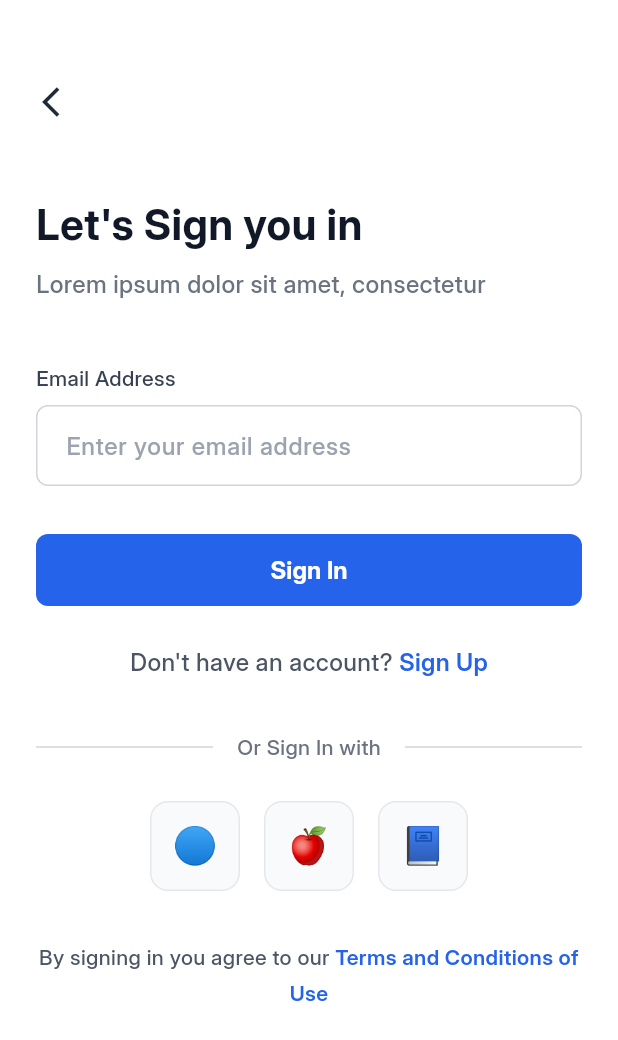
After one commit to Brightnyandiko/Gemify-Africa, a Flutter app: the LoginPage screen opened by its route, on a phone screen of 412 x 824 dp. The commit adds this screen. Shown: the top 1040 px of the screen. Run offline on Flutter 3.47's test engine with Material 3 defaults, Android fonts, the phone set to English and light mode, and no system bars; our stand-ins replace connectivity_plus, dartz, dio, equatable, flutter_bloc, flutter_secure_storage and 4 more; accounts and stored records are empty; network calls fail.

Commit message:
resolved login bug

```diff
--- a/lib/core/constants/api_endpoints.dart
+++ b/lib/core/constants/api_endpoints.dart
@@ -3,7 +3,7 @@ class ApiEndpoints {
   ApiEndpoints._();
 
   // Base URL
-  static const String baseUrl = 'http://34.35.110.190/gems';
+  static const String baseUrl = 'http://34.170.7.252/gems';
 
   // Auth Endpoints
   static const String userRegistration = '/users';
--- a/lib/core/constants/app_strings.dart
+++ b/lib/core/constants/app_strings.dart
@@ -7,18 +7,29 @@ class AppStrings {
 
   // Authentication
   static const signUp = 'Sign Up';
+  static const signIn = 'Sign In'; // ✅ NEW
   static const createAccount = 'Create Account';
+  static const letsSignYouIn = "Let's Sign you in"; // ✅ NEW
   static const enterDetails = 'Enter your details to get started';
+  static const enterEmailToContinue = 'Lorem ipsum dolor sit amet, consectetur'; // ✅ NEW
   static const username = 'Username';
   static const email = 'Email Address';
   static const phone = 'Phone Number';
+  static const password = 'Password'; // ✅ NEW
   static const enterUsername = 'Enter your username';
   static const enterEmail = 'Enter your email';
+  static const enterEmailAddress = 'Enter your email address'; // ✅ NEW
+  static const enterPassword = 'Enter your password'; // ✅ NEW
   static const enterPhone = 'Enter your phone number';
+  static const rememberMe = 'Remember Me'; // ✅ NEW
+  static const forgotPassword = 'Forgot Password'; // ✅ NEW
+  static const dontHaveAccount = "Don't have an account?"; // ✅ NEW
+  static const alreadyHaveAccount = "Already have an account?"; // ✅ NEW
+  static const orSignInWith = 'Or Sign In with'; // ✅ NEW
 
   // OTP
   static const enterOTP = 'Enter OTP';
-  static const otpSent = 'We have sent you a 4 digit code to';
+  static const otpSent = 'We have sent you a 6 digit code to'; // ✅ UPDATED
   static const verifyOTP = 'Verify OTP';
   static const resendCode = 'Resend Code';
   static const didntReceiveCode = "Didn't receive code?";
@@ -27,6 +38,7 @@ class AppStrings {
   static const success = 'Success';
   static const accountCreated = 'Your account is created successfully';
   static const continueText = 'Continue';
+  static const welcomeBack = 'Welcome back!'; // ✅ NEW
 
   // Validation
   static const requiredField = 'This field is required';
@@ -39,9 +51,11 @@ class AppStrings {
   static const networkError = 'No internet connection';
   static const serverError = 'Server error. Please try again later.';
   static const invalidOTP = 'Invalid OTP. Please try again.';
+  static const emailNotFound = 'Email not found. Please register first.'; // ✅ NEW
 
   // Loading
   static const loading = 'Loading...';
   static const creatingAccount = 'Creating your account...';
   static const verifying = 'Verifying...';
+  static const sendingCode = 'Sending verification code...'; // ✅ NEW
 }
--- /dev/null
+++ b/lib/features/authentication/presentation/pages/login_page.dart
@@ -0,0 +1,448 @@
+// lib/features/authentication/presentation/pages/login_page.dart
+
+import 'package:flutter/material.dart';
+import 'package:flutter_bloc/flutter_bloc.dart';
+import '../../../../core/constants/app_colors.dart';
+import '../../../../core/constants/app_text_styles.dart';
+import '../../../../core/utils/extensions.dart';
+import '../../../../core/utils/validators.dart';
+import '../../../../shared/widgets/loading_overlay.dart';
+import '../bloc/auth_bloc.dart';
+import '../bloc/auth_event.dart';
+import '../bloc/auth_state.dart';
+import '../widgets/custom_button.dart';
+import '../widgets/custom_text_field.dart';
+import 'otp_verification_page.dart';
+import 'register_page.dart';
+
+/// Login Screen
+///
+/// This is the first screen users see after onboarding.
+/// It matches the Figma design with email input and Sign In button.
+///
+/// Flow: User enters email → Clicks Sign In → Receives OTP → Verifies OTP
+class LoginPage extends StatefulWidget {
+  const LoginPage({Key? key}) : super(key: key);
+
+  @override
+  State<LoginPage> createState() => _LoginPageState();
+}
+
+class _LoginPageState extends State<LoginPage> {
+  // ============================================================================
+  // STEP 2.1: Form Controllers and State Variables
+  // ============================================================================
+
+  /// Form key - This validates all input fields at once
+  /// Think of it as a "quality checker" for your form
+  final _formKey = GlobalKey<FormState>();
+
+  /// Email controller - Manages what the user types in the email field
+  /// Like a notebook that remembers what was written
+  final _emailController = TextEditingController();
+
+  /// Loading state - Shows/hides the loading spinner
+  bool _isLoading = false;
+
+  /// Navigation guard - Prevents navigating twice to the same screen
+  /// Like a bouncer at a club - "You already went in, no re-entry!"
+  bool _hasNavigated = false;
+
+  /// Remember Me checkbox state
+  bool _rememberMe = false;
+
+  // ============================================================================
+  // STEP 2.2: Cleanup Method
+  // ============================================================================
+
+  /// dispose() is called when this screen is removed from memory
+  /// We clean up controllers to prevent memory leaks
+  /// Think of it as turning off lights when leaving a room
+  @override
+  void dispose() {
+    _emailController.dispose();
+    super.dispose();
+  }
+
+  // ============================================================================
+  // STEP 2.3: Handle Sign In Button Press
+  // ============================================================================
+
+  /// This runs when user presses "Sign In" button
+  void _onSignInPressed() {
+    // Hide keyboard (like closing a laptop lid)
+    context.hideKeyboard();
+
+    // Validate the form (check if email is valid)
+    if (_formKey.currentState?.validate() ?? false) {
+      // Get the email user typed
+      final email = _emailController.text.trim();
+
+      print('📧 Email validated: $email');
+      print('🔄 Requesting OTP...');
+
+      // Tell the BLoC to request an OTP
+      // BLoC = "Business Logic Component" - the brain of your app
+      context.read<AuthBloc>().add(
+        RequestOTPEvent(email: email),
+      );
+    } else {
+      print('❌ Form validation failed');
+    }
+  }
+
+  // ============================================================================
+  // STEP 2.4: Navigate to Register Screen
+  // ============================================================================
+
+  /// When user clicks "Sign Up" link
+  void _onSignUpPressed() {
+    print('➡️  Navigating to Register screen');
+    context.push(const RegisterPage());
+  }
+
+  // ============================================================================
+  // STEP 2.5: Social Login Placeholders
+  // ============================================================================
+
+  /// These are placeholder methods for Google/Apple/Facebook login
+  /// You'll implement actual OAuth logic later
+  void _onGoogleSignIn() {
+    print('🔵 Google Sign In pressed');
+    context.showSnackBar('Google Sign In - Coming soon!');
+  }
+
+  void _onAppleSignIn() {
+    print('🍎 Apple Sign In pressed');
+    context.showSnackBar('Apple Sign In - Coming soon!');
+  }
+
+  void _onFacebookSignIn() {
+    print('📘 Facebook Sign In pressed');
+    context.showSnackBar('Facebook Sign In - Coming soon!');
+  }
+
+  // ============================================================================
+  // STEP 2.6: Build the UI
+  // ============================================================================
+
+  @override
+  Widget build(BuildContext context) {
+    return Scaffold(
+      backgroundColor: AppColors.background,
+
+      /// BlocConsumer listens to state changes AND builds UI
+      /// Like a radio that both receives signals AND plays music
+      body: BlocConsumer<AuthBloc, AuthState>(
+
+        /// listenWhen - Controls WHEN to listen to state changes
+        /// Only listen if we haven't navigated yet (prevents duplicate navigation)
+        listenWhen: (previous, current) {
+          print('🔍 listenWhen - _hasNavigated: $_hasNavigated');
+          return !_hasNavigated;
+        },
+
+        /// listener - Reacts to state changes (like navigation, showing messages)
+        listener: (context, state) {
+          // Update loading state
+          setState(() {
+            _isLoading = state is AuthLoading;
+          });
+
+          print('👂 Listener fired - State: $state');
+
+          // Handle different states
+          if (state is OTPSent) {
+            // OTP was sent successfully!
+            print('✅ OTP sent to ${state.email}');
+            context.showSnackBar(state.message);
+
+            // Set navigation guard
+            _hasNavigated = true;
+
+            // Navigate to OTP verification screen
+            context.push(
+              OTPVerificationPage(email: state.email),
+            ).then((_) {
+              // Reset flag when user comes back
+              setState(() {
+                _hasNavigated = false;
+              });
+            });
+          }
+          else if (state is AuthError) {
+            // Something went wrong
+            print('❌ Error: ${state.message}');
+            context.showSnackBar(state.message, isError: true);
+          }
+        },
+
+        /// builder - Builds the UI based on current state
+        builder: (context, state) {
+          return Stack(
+            children: [
+              // Main content
+              _buildContent(),
+
+              // Loading overlay (shows when _isLoading = true)
+              if (_isLoading)
+                const LoadingOverlay(
+                  message: 'Sending verification code...',
+                ),
+            ],
+          );
+        },
+      ),
+    );
+  }
+
+  // ============================================================================
+  // STEP 2.7: Build Main Content
+  // ============================================================================
+
+  Widget _buildContent() {
+    return SafeArea(
+      child: SingleChildScrollView(
+        padding: const EdgeInsets.all(24),
+        child: Form(
+          key: _formKey,
+          child: Column(
+            crossAxisAlignment: CrossAxisAlignment.start,
+            children: [
+              const SizedBox(height: 20),
+
+              // Back button
+              _buildBackButton(),
+
+              const SizedBox(height: 40),
+
+              // Title: "Let's Sign you in"
+              _buildTitle(),
+
+              const SizedBox(height: 8),
+
+              // Subtitle
+              _buildSubtitle(),
+
+              const SizedBox(height: 40),
+
+              // Email field
+              CustomTextField(
+                label: 'Email Address',
+                hint: 'Enter your email address',
+                controller: _emailController,
+                validator: Validators.validateEmail,
+                keyboardType: TextInputType.emailAddress,
+                textCapitalization: TextCapitalization.none,
+              ),
+
+              const SizedBox(height: 32),
+
+              // Sign In button
+              CustomButton(
+                text: 'Sign In',
+                onPressed: _onSignInPressed,
+                isLoading: _isLoading,
+              ),
+
+              const SizedBox(height: 24),
+
+              // "Don't have an account? Sign Up"
+              _buildSignUpLink(),
+
+              const SizedBox(height: 32),
+
+              // "Or Sign In with"
+              _buildDividerText(),
+
+              const SizedBox(height: 24),
+
+              // Social login buttons
+              _buildSocialButtons(),
+
+              const SizedBox(height: 32),
+
+              // Terms and conditions
+              _buildTermsText(),
+
+              const SizedBox(height: 40),
+            ],
+          ),
+        ),
+      ),
+    );
+  }
+
+  // ============================================================================
+  // STEP 2.8: Individual Widget Builders
+  // ============================================================================
+
+  /// Back button
+  Widget _buildBackButton() {
+    return IconButton(
+      onPressed: () => context.pop(),
+      icon: const Icon(Icons.arrow_back_ios),
+      color: AppColors.gray800,
+      padding: EdgeInsets.zero,
+      alignment: Alignment.centerLeft,
+    );
+  }
+
+  /// Title: "Let's Sign you in"
+  Widget _buildTitle() {
+    return Text(
+      "Let's Sign you in",
+      style: AppTextStyles.heading2.copyWith(
+        color: AppColors.gray900,
+      ),
+    );
+  }
+
+  /// Subtitle
+  Widget _buildSubtitle() {
+    return Text(
+      'Lorem ipsum dolor sit amet, consectetur',
+      style: AppTextStyles.bodyMedium.copyWith(
+        color: AppColors.gray500,
+      ),
+    );
+  }
+
+  /// "Don't have an account? Sign Up" link
+  Widget _buildSignUpLink() {
+    return Center(
+      child: Row(
+        mainAxisAlignment: MainAxisAlignment.center,
+        children: [
+          Text(
+            "Don't have an account? ",
+            style: AppTextStyles.bodyMedium.copyWith(
+              color: AppColors.gray600,
+            ),
+          ),
+          GestureDetector(
+            onTap: _onSignUpPressed,
+            child: Text(
+              'Sign Up',
+              style: AppTextStyles.bodyMedium.copyWith(
+                color: AppColors.primary600,
+                fontWeight: FontWeight.w600,
+              ),
+            ),
+          ),
+        ],
+      ),
+    );
+  }
+
+  /// "Or Sign In with" divider
+  Widget _buildDividerText() {
+    return Row(
+      children: [
+        Expanded(
+          child: Divider(
+            color: AppColors.gray300,
+            thickness: 1,
+          ),
+        ),
+        Padding(
+          padding: const EdgeInsets.symmetric(horizontal: 16),
+          child: Text(
+            'Or Sign In with',
+            style: AppTextStyles.bodySmall.copyWith(
+              color: AppColors.gray500,
+            ),
+          ),
+        ),
+        Expanded(
+          child: Divider(
+            color: AppColors.gray300,
+            thickness: 1,
+          ),
+        ),
+      ],
+    );
+  }
+
+  /// Social login buttons (Google, Apple, Facebook)
+  Widget _buildSocialButtons() {
+    return Row(
+      mainAxisAlignment: MainAxisAlignment.center,
+      children: [
+        // Google button
+        _buildSocialButton(
+          icon: '🔵', // Use actual Google icon in production
+          onTap: _onGoogleSignIn,
+        ),
+
+        const SizedBox(width: 16),
+
+        // Apple button
+        _buildSocialButton(
+          icon: '🍎', // Use actual Apple icon
+          onTap: _onAppleSignIn,
+        ),
+
+        const SizedBox(width: 16),
+
+        // Facebook button
+        _buildSocialButton(
+          icon: '📘', // Use actual Facebook icon
+          onTap: _onFacebookSignIn,
+        ),
+      ],
+    );
+  }
+
+  /// Individual social button
+  Widget _buildSocialButton({
+    required String icon,
+    required VoidCallback onTap,
+  }) {
+    return GestureDetector(
+      onTap: onTap,
+      child: Container(
+        width: 60,
+        height: 60,
+        decoration: BoxDecoration(
+          color: AppColors.gray50,
+          borderRadius: BorderRadius.circular(12),
+          border: Border.all(
+            color: AppColors.gray200,
+            width: 1,
+          ),
+        ),
+        child: Center(
+          child: Text(
+            icon,
+            style: const TextStyle(fontSize: 24),
+          ),
+        ),
+      ),
+    );
+  }
+
+  /// Terms and conditions text
+  Widget _buildTermsText() {
+    return Center(
+      child: Text.rich(
+        TextSpan(
+          text: 'By signing in you agree to our ',
+          style: AppTextStyles.bodySmall.copyWith(
+            color: AppColors.gray600,
+          ),
+          children: [
+            TextSpan(
+              text: 'Terms and Conditions of Use',
+              style: AppTextStyles.bodySmall.copyWith(
+                color: AppColors.primary600,
+                fontWeight: FontWeight.w600,
+              ),
+            ),
+          ],
+        ),
+        textAlign: TextAlign.center,
+      ),
+    );
+  }
+}
```
Also changed, not shown: lib/features/authentication/data/datasources/auth_remote_datasource.dart (+97 -6 lines), lib/features/authentication/data/models/auth_response_model.dart (+56 -34 lines), lib/features/authentication/presentation/pages/register_page.dart (+39 -0 lines), lib/main.dart (+9 -6 lines).
